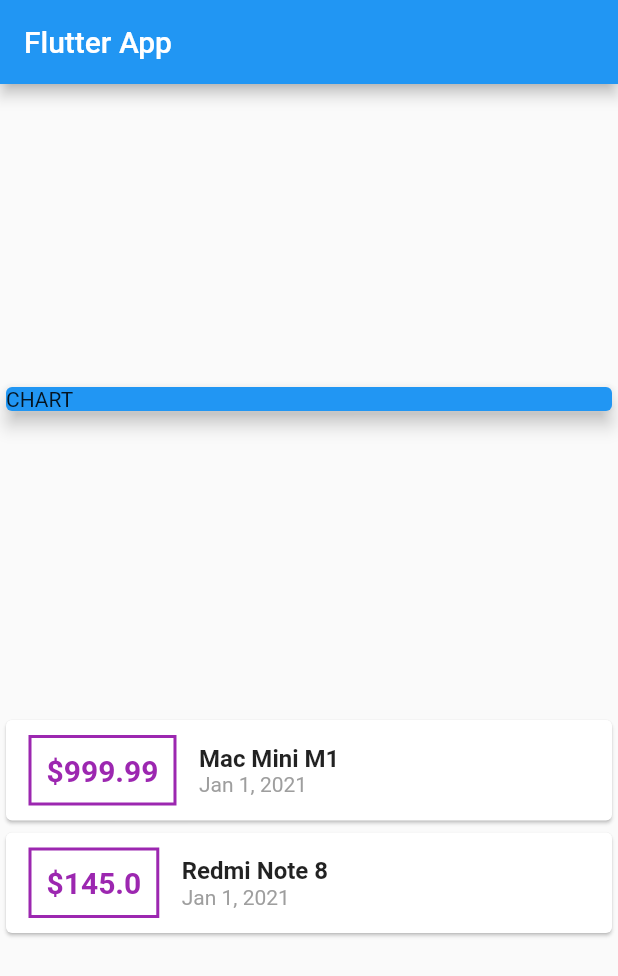
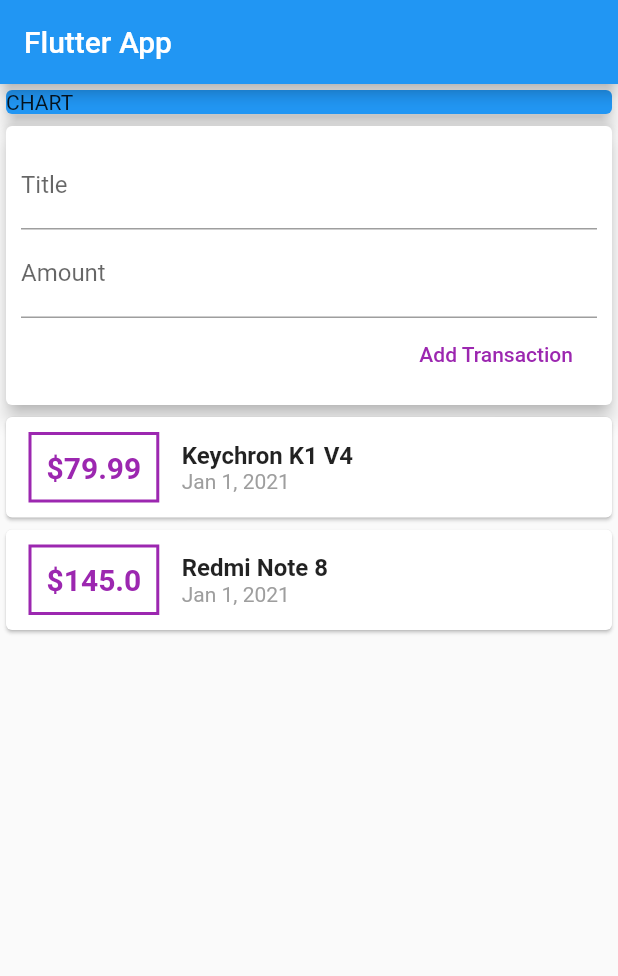
Before and after one commit to doraemonpup/flutter_expense, a Flutter app: the screen it shows after launch, on a phone screen of 412 x 824 dp. Shown: the top 976 px of the screen. Run offline on Flutter 3.47's test engine with Material 2 defaults, Android fonts, the phone set to English and light mode, and no system bars.

Commit message:
extracted to widgets and refratored

```diff
--- a/lib/main.dart
+++ b/lib/main.dart
@@ -1,6 +1,6 @@
+import 'package:flutter/cupertino.dart';
 import 'package:flutter/material.dart';
-import 'package:intl/intl.dart';
-import './transaction.dart';
+import './widgets/user_transactions.dart';
 
 void main() => runApp(MyApp());
 
@@ -15,29 +15,14 @@ class MyApp extends StatelessWidget {
 }
 
 class MyHomePage extends StatelessWidget {
-  final List<Transaction> transactions = [
-    Transaction(
-      id: 't1',
-      title: 'Mac Mini M1',
-      amount: 999.99,
-      date: DateTime.now(),
-    ),
-    Transaction(
-      id: 't2',
-      title: 'Redmi Note 8',
-      amount: 145.00,
-      date: DateTime.now(),
-    ),
-  ];
-
   @override
   Widget build(BuildContext context) {
     return Scaffold(
       appBar: AppBar(
         title: Text('Flutter App'),
       ),
-      body: Column(
-        mainAxisAlignment: MainAxisAlignment.spaceEvenly,
+      body: SingleChildScrollView(
+        child: Column(
           crossAxisAlignment: CrossAxisAlignment.stretch,
           children: <Widget>[
             Container(
@@ -48,55 +33,9 @@ class MyHomePage extends StatelessWidget {
                 elevation: 5,
               ),
             ),
-          Column(
-            children: transactions.map((tx) {
-              return Card(
-                child: Row(
-                  children: <Widget>[
-                    Container(
-                      margin: EdgeInsets.symmetric(
-                        vertical: 10,
-                        horizontal: 15,
-                      ),
-                      decoration: BoxDecoration(
-                        border: Border.all(
-                          color: Colors.purple,
-                          width: 2,
-                        ),
-                      ),
-                      padding: EdgeInsets.all(10),
-                      child: Text(
-                        '\$${tx.amount}',
-                        style: TextStyle(
-                          fontWeight: FontWeight.bold,
-                          fontSize: 20,
-                          color: Colors.purple,
-                        ),
-                      ),
-                    ),
-                    Column(
-                      crossAxisAlignment: CrossAxisAlignment.start,
-                      children: <Widget>[
-                        Text(tx.title,
-                            style: TextStyle(
-                              fontWeight: FontWeight.bold,
-                              fontSize: 16,
-                            )),
-                        Text(
-                          DateFormat.yMMMd().format(tx.date),
-                          style: TextStyle(
-                            color: Colors.grey,
-                            fontSize: 14,
-                          ),
-                        )
+            UserTransactions(),
           ],
         ),
-                  ],
-                ),
-              );
-            }).toList(),
-          )
-        ],
       ),
     );
   }
--- /dev/null
+++ b/lib/widgets/new_transaction.dart
@@ -0,0 +1,40 @@
+import 'package:flutter/material.dart';
+
+class NewTransaction extends StatelessWidget {
+  final Function addTx;
+  final titleController = TextEditingController();
+  final amountController = TextEditingController();
+
+  NewTransaction(this.addTx);
+
+  @override
+  Widget build(BuildContext context) {
+    return Card(
+      elevation: 5,
+      child: Container(
+        padding: EdgeInsets.all(10),
+        child: Column(
+          crossAxisAlignment: CrossAxisAlignment.end,
+          children: <Widget>[
+            TextField(
+              decoration: InputDecoration(labelText: 'Title'),
+              controller: titleController,
+            ),
+            TextField(
+              decoration: InputDecoration(labelText: 'Amount'),
+              controller: amountController,
+            ),
+            FlatButton(
+              child: Text('Add Transaction'),
+              textColor: Colors.purple,
+              onPressed: () => addTx(
+                titleController.text,
+                double.parse(amountController.text),
+              ),
+            ),
+          ],
+        ),
+      ),
+    );
+  }
+}
--- /dev/null
+++ b/lib/widgets/transaction_list.dart
@@ -0,0 +1,67 @@
+import 'package:flutter/material.dart';
+import '../models/transaction.dart';
+import 'package:intl/intl.dart';
+
+class TransactionList extends StatelessWidget {
+  final List<Transaction> transactions;
+
+  TransactionList(this.transactions);
+
+  @override
+  Widget build(BuildContext context) {
+    return Container(
+      height: 300,
+      child: ListView.builder(
+        itemBuilder: (ctx, index) {
+          return Card(
+            child: Row(
+              children: <Widget>[
+                Container(
+                  margin: EdgeInsets.symmetric(
+                    vertical: 10,
+                    horizontal: 15,
+                  ),
+                  decoration: BoxDecoration(
+                    border: Border.all(
+                      color: Colors.purple,
+                      width: 2,
+                    ),
+                  ),
+                  padding: EdgeInsets.all(10),
+                  child: Text(
+                    '\$${transactions[index].amount}',
+                    style: TextStyle(
+                      fontWeight: FontWeight.bold,
+                      fontSize: 20,
+                      color: Colors.purple,
+                    ),
+                  ),
+                ),
+                Column(
+                  crossAxisAlignment: CrossAxisAlignment.start,
+                  children: <Widget>[
+                    Text(
+                      transactions[index].title,
+                      style: TextStyle(
+                        fontWeight: FontWeight.bold,
+                        fontSize: 16,
+                      ),
+                    ),
+                    Text(
+                      DateFormat.yMMMd().format(transactions[index].date),
+                      style: TextStyle(
+                        color: Colors.grey,
+                        fontSize: 14,
+                      ),
+                    )
+                  ],
+                ),
+              ],
+            ),
+          );
+        },
+        itemCount: transactions.length,
+      ),
+    );
+  }
+}
--- /dev/null
+++ b/lib/widgets/user_transactions.dart
@@ -0,0 +1,49 @@
+import 'package:flutter/material.dart';
+import '../models/transaction.dart';
+import './new_transaction.dart';
+import './transaction_list.dart';
+
+class UserTransactions extends StatefulWidget {
+  @override
+  _UserTransactionsState createState() => _UserTransactionsState();
+}
+
+class _UserTransactionsState extends State<UserTransactions> {
+  final List<Transaction> _userTransactions = [
+    Transaction(
+      id: 't1',
+      title: 'Keychron K1 V4',
+      amount: 79.99,
+      date: DateTime.now(),
+    ),
+    Transaction(
+      id: 't2',
+      title: 'Redmi Note 8',
+      amount: 145.00,
+      date: DateTime.now(),
+    ),
+  ];
+
+  void _addNewTransaction(String txTitle, double txAmount) {
+    final newTx = Transaction(
+      title: txTitle,
+      amount: txAmount,
+      date: DateTime.now(),
+      id: DateTime.now().toString(),
+    );
+
+    setState(() {
+      _userTransactions.add(newTx);
+    });
+  }
+
+  @override
+  Widget build(BuildContext context) {
+    return Column(
+      children: <Widget>[
+        NewTransaction(_addNewTransaction),
+        TransactionList(_userTransactions),
+      ],
+    );
+  }
+}
```
Also changed, not shown: lib/models/transaction.dart (renamed from lib/transaction.dart). Lines whose indentation alone changed are shown as unchanged.
